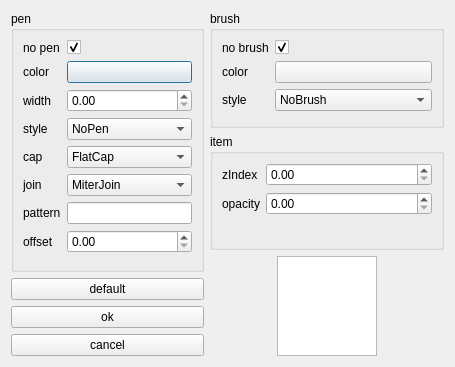
Old version of the form src/View/ui/dialog_settings_graph.ui in the repository anton84tiunov/python_pdf_parcer.
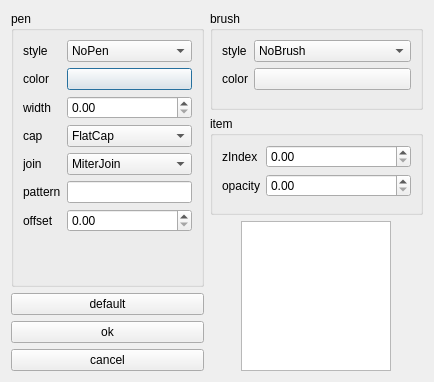
New version of the form.

```diff
--- a/src/View/ui/dialog_settings_graph.ui
+++ b/src/View/ui/dialog_settings_graph.ui
@@ -6,8 +6,8 @@
    <rect>
     <x>0</x>
     <y>0</y>
-    <width>303</width>
-    <height>367</height>
+    <width>336</width>
+    <height>382</height>
    </rect>
   </property>
   <property name="windowTitle">
@@ -22,23 +22,6 @@
         <string>pen</string>
        </property>
        <layout class="QFormLayout" name="formLayout_2">
-        <item row="0" column="0">
-         <widget class="QLabel" name="lbl_no_pen">
-          <property name="text">
-           <string>no pen</string>
-          </property>
-         </widget>
-        </item>
-        <item row="0" column="1">
-         <widget class="QCheckBox" name="ch_box_no_pen">
-          <property name="text">
-           <string/>
-          </property>
-          <property name="checked">
-           <bool>true</bool>
-          </property>
-         </widget>
-        </item>
         <item row="1" column="0">
          <widget class="QLabel" name="lbl_pen_color">
           <property name="text">
@@ -53,75 +36,14 @@
           </property>
          </widget>
         </item>
-        <item row="2" column="0">
-         <widget class="QLabel" name="lbl_pen_width">
-          <property name="text">
-           <string>width</string>
-          </property>
-         </widget>
-        </item>
-        <item row="2" column="1">
-         <widget class="QDoubleSpinBox" name="dbl_sp_box_width"/>
-        </item>
-        <item row="3" column="0">
-         <widget class="QLabel" name="lbl_pen_style">
-          <property name="text">
-           <string>style</string>
-          </property>
-         </widget>
-        </item>
-        <item row="3" column="1">
-         <widget class="QComboBox" name="com_box_pen_sryle">
-          <item>
-           <property name="text">
-            <string>NoPen</string>
-           </property>
-          </item>
-          <item>
-           <property name="text">
-            <string>SolidLine</string>
-           </property>
-          </item>
-          <item>
-           <property name="text">
-            <string>DashLine</string>
-           </property>
-          </item>
-          <item>
-           <property name="text">
-            <string>DotLine</string>
-           </property>
-          </item>
-          <item>
-           <property name="text">
-            <string>DashDotLine</string>
-           </property>
-          </item>
-          <item>
-           <property name="text">
-            <string>DashDotDotLine</string>
-           </property>
-          </item>
-          <item>
-           <property name="text">
-            <string>CustomDashLine</string>
-           </property>
-          </item>
-          <item>
-           <property name="text">
-            <string>MPenStyle</string>
-           </property>
-          </item>
-         </widget>
-        </item>
-        <item row="4" column="0">
+        <item row="5" column="0">
          <widget class="QLabel" name="lbl_pen_cap_style">
           <property name="text">
            <string>cap</string>
           </property>
          </widget>
         </item>
-        <item row="4" column="1">
+        <item row="5" column="1">
          <widget class="QComboBox" name="com_box_pen_cap_style">
           <item>
            <property name="text">
@@ -145,14 +67,14 @@
           </item>
          </widget>
         </item>
-        <item row="5" column="0">
+        <item row="6" column="0">
          <widget class="QLabel" name="lbl_pen_join_style">
           <property name="text">
            <string>join</string>
           </property>
          </widget>
         </item>
-        <item row="5" column="1">
+        <item row="6" column="1">
          <widget class="QComboBox" name="com_box_pen_join_style">
           <item>
            <property name="text">
@@ -181,26 +103,87 @@
           </item>
          </widget>
         </item>
-        <item row="6" column="0">
+        <item row="7" column="0">
          <widget class="QLabel" name="lbl_pen_dash_pattern">
           <property name="text">
            <string>pattern</string>
           </property>
          </widget>
         </item>
-        <item row="6" column="1">
+        <item row="7" column="1">
          <widget class="QLineEdit" name="l_e_dash_pattern"/>
         </item>
-        <item row="7" column="0">
+        <item row="8" column="0">
          <widget class="QLabel" name="lbl_pen_dash_offset">
           <property name="text">
            <string>offset</string>
           </property>
          </widget>
         </item>
-        <item row="7" column="1">
+        <item row="8" column="1">
          <widget class="QDoubleSpinBox" name="dbl_sp_box_dash_offset"/>
         </item>
+        <item row="3" column="1">
+         <widget class="QDoubleSpinBox" name="dbl_sp_box_width"/>
+        </item>
+        <item row="3" column="0">
+         <widget class="QLabel" name="lbl_pen_width">
+          <property name="text">
+           <string>width</string>
+          </property>
+         </widget>
+        </item>
+        <item row="0" column="0">
+         <widget class="QLabel" name="lbl_pen_style">
+          <property name="text">
+           <string>style</string>
+          </property>
+         </widget>
+        </item>
+        <item row="0" column="1">
+         <widget class="QComboBox" name="com_box_pen_style">
+          <item>
+           <property name="text">
+            <string>NoPen</string>
+           </property>
+          </item>
+          <item>
+           <property name="text">
+            <string>SolidLine</string>
+           </property>
+          </item>
+          <item>
+           <property name="text">
+            <string>DashLine</string>
+           </property>
+          </item>
+          <item>
+           <property name="text">
+            <string>DotLine</string>
+           </property>
+          </item>
+          <item>
+           <property name="text">
+            <string>DashDotLine</string>
+           </property>
+          </item>
+          <item>
+           <property name="text">
+            <string>DashDotDotLine</string>
+           </property>
+          </item>
+          <item>
+           <property name="text">
+            <string>CustomDashLine</string>
+           </property>
+          </item>
+          <item>
+           <property name="text">
+            <string>MPenStyle</string>
+           </property>
+          </item>
+         </widget>
+        </item>
        </layout>
       </widget>
      </item>
@@ -239,23 +222,6 @@
         <string>brush</string>
        </property>
        <layout class="QFormLayout" name="formLayout">
-        <item row="0" column="0">
-         <widget class="QLabel" name="lbl_no_brush">
-          <property name="text">
-           <string>no brush</string>
-          </property>
-         </widget>
-        </item>
-        <item row="0" column="1">
-         <widget class="QCheckBox" name="ch_box_no_brush">
-          <property name="text">
-           <string/>
-          </property>
-          <property name="checked">
-           <bool>true</bool>
-          </property>
-         </widget>
-        </item>
         <item row="1" column="0">
          <widget class="QLabel" name="lbl_brush_color">
           <property name="text">
@@ -270,14 +236,14 @@
           </property>
          </widget>
         </item>
-        <item row="2" column="0">
+        <item row="0" column="0">
          <widget class="QLabel" name="lbl_brush_style">
           <property name="text">
            <string>style</string>
           </property>
          </widget>
         </item>
-        <item row="2" column="1">
+        <item row="0" column="1">
          <widget class="QComboBox" name="com_box_brush_style">
           <item>
            <property name="text">
@@ -414,14 +380,14 @@
         <widget class="QGraphicsView" name="gr_view_priview">
          <property name="minimumSize">
           <size>
-           <width>100</width>
-           <height>100</height>
+           <width>150</width>
+           <height>150</height>
           </size>
          </property>
          <property name="maximumSize">
           <size>
-           <width>100</width>
-           <height>100</height>
+           <width>150</width>
+           <height>150</height>
           </size>
          </property>
          <property name="sizeIncrement">
```
Left out of the diff: 8 changed lines with no effect on the pictures.
